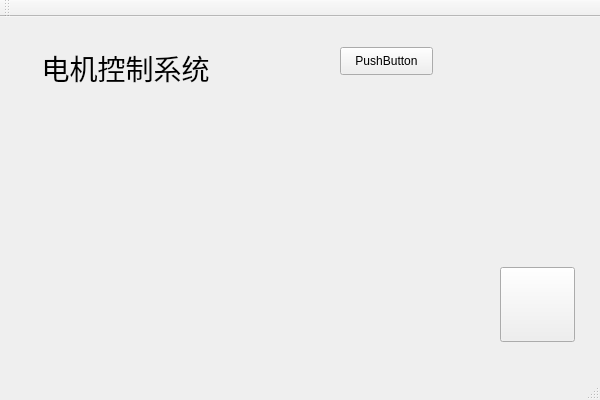
Before: the Qt Designer form motor(test2)/motor(test2)/mainwindow.ui in 0lxx/motor, drawn with Qt 5.
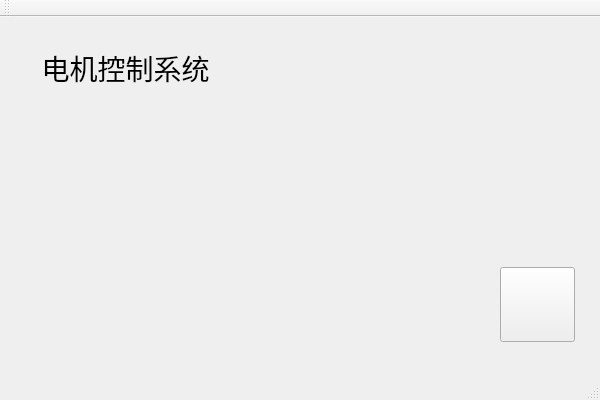
After: the same form once the commit is applied. Icons and pictures are not drawn.

What changed in the file:
```diff
--- a/motor(test2)/motor(test2)/mainwindow.ui
+++ b/motor(test2)/motor(test2)/mainwindow.ui
@@ -54,19 +54,6 @@
      <set>Qt::AlignCenter</set>
     </property>
    </widget>
-   <widget class="QPushButton" name="pushButton_2">
-    <property name="geometry">
-     <rect>
-      <x>340</x>
-      <y>30</y>
-      <width>93</width>
-      <height>28</height>
-     </rect>
-    </property>
-    <property name="text">
-     <string>PushButton</string>
-    </property>
-   </widget>
   </widget>
   <widget class="QMenuBar" name="menuBar">
    <property name="geometry">
```
